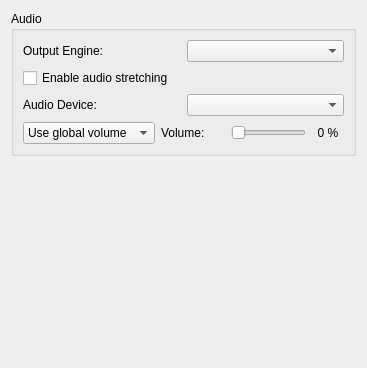
First picture: the form in src/yuzu/configuration/configure_audio.ui, repository QuantumGhost/yuzu, before the edit.
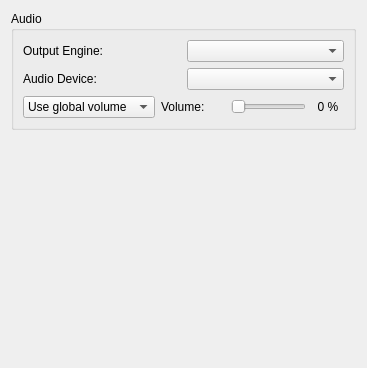
Second picture: the form after the edit.

Diff of the .ui file:
```diff
--- a/src/yuzu/configuration/configure_audio.ui
+++ b/src/yuzu/configuration/configure_audio.ui
@@ -31,16 +31,6 @@
         </item>
        </layout>
       </item>
-      <item>
-       <widget class="QCheckBox" name="toggle_audio_stretching">
-        <property name="toolTip">
-         <string>This post-processing effect adjusts audio speed to match emulation speed and helps prevent audio stutter. This however increases audio latency.</string>
-        </property>
-        <property name="text">
-         <string>Enable audio stretching</string>
-        </property>
-       </widget>
-      </item>
       <item>
        <layout class="QHBoxLayout" name="_2">
         <item>
```
